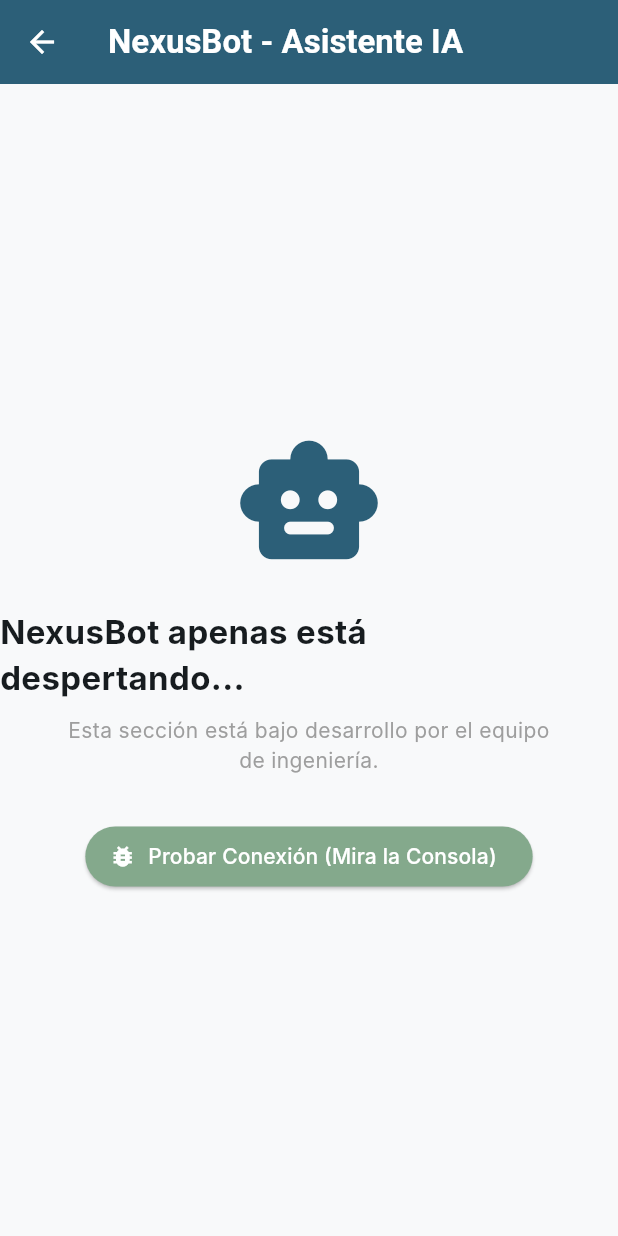
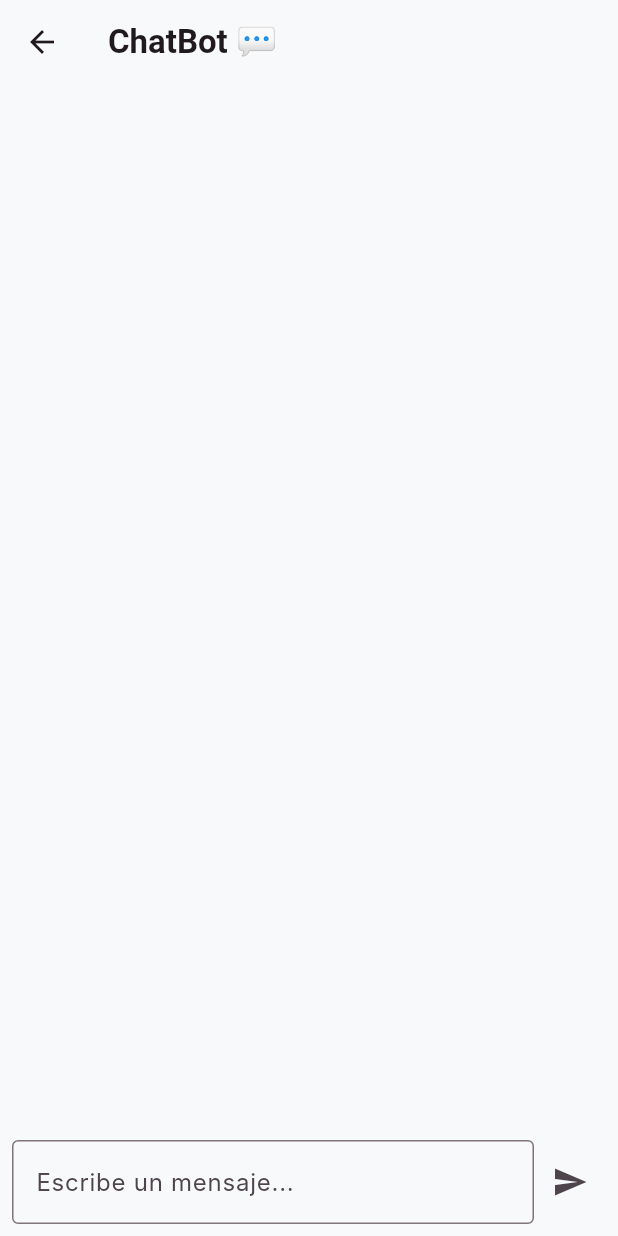
Before and after one commit to Verubio/Salud-Tec-Final, a Flutter app: the ChatBotScreen screen opened by its route, on a phone screen of 412 x 824 dp. Run offline on Flutter 3.47's test engine with Material 3 defaults, Android fonts, the phone set to English and light mode, and no system bars; Roboto replaces fonts that are missing (Inter, Montserrat).

Commit message:
Guardando mi avance antes de integrar cambios de Luis

```diff
--- a/lib/api_config.dart
+++ b/lib/api_config.dart
@@ -1,6 +1,6 @@
 class ApiConfig {
   // Solo cambias esta línea cuando lleguen a la casa de tu amigo
-  static const String baseUrl = "http://192.168.100.18:8000";
+  static const String baseUrl = "http://192.168.100.165:8000";
 
   // Rutas automáticas
   static const String loginUrl = "$baseUrl/login";
--- a/lib/main.dart
+++ b/lib/main.dart
@@ -23,8 +23,8 @@ class MyApp extends StatelessWidget {
         useMaterial3: true,
         // Aplicando la paleta "Serenidad y Confianza"
         colorScheme: ColorScheme.fromSeed(
-          seedColor: const Color(0xFF2C5F78),
-          primary: const Color(0xFF2C5F78),
+          seedColor: const Color.fromARGB(255, 221, 115, 203),
+          primary: const Color.fromARGB(255, 128, 200, 236),
           secondary: const Color(0xFF84A98C),
           surface: const Color(0xFFF8F9FA),
         ),
--- a/lib/screens/biblio_recu.dart
+++ b/lib/screens/biblio_recu.dart
@@ -11,7 +11,7 @@ class BiblioRecu extends StatelessWidget {
       {
         'titulo': 'Respiración',
         'icono': Icons.air,
-        'color': const Color(0xFFB5EAD7),
+        'color': const Color.fromARGB(255, 236, 150, 229),
         'descripcion': 'Ejercicios prácticos para el control fisiológico del estrés.',
         'secciones': <Map<String, String>>[
           {
--- a/lib/screens/chatbot.dart
+++ b/lib/screens/chatbot.dart
@@ -1,56 +1,105 @@
 import 'package:flutter/material.dart';
+import 'package:http/http.dart' as http;
+import 'dart:convert';
+import '../api_config.dart';
 
-class ChatBotScreen extends StatelessWidget {
+class ChatBotScreen extends StatefulWidget {
   const ChatBotScreen({super.key});
+
+  @override
+  _ChatBotScreenState createState() => _ChatBotScreenState();
+}
+
+class _ChatBotScreenState extends State<ChatBotScreen> {
+  final TextEditingController _controller = TextEditingController();
+  List<Map<String, String>> mensajes = [];
+
+  Future<void> enviarMensaje() async {
+    String texto = _controller.text;
+    if (texto.isEmpty) return;
+
+    setState(() {
+      mensajes.add({"role": "user", "text": texto});
+    });
+
+    _controller.clear();
+
+    try {
+      final response = await http.post(
+        Uri.parse('${ApiConfig.baseUrl}/chatbot'),
+        headers: {'Content-Type': 'application/json'},
+        body: jsonEncode({
+          "id_usuario": 1,
+          "mensaje": texto
+        }),
+      );
+
+      final data = jsonDecode(response.body);
+
+      setState(() {
+        // Si todo sale bien, toma el 'reply'. Si el backend mandó un error (ej. 500), toma el 'detail'
+        String respuestaBot = data['reply'] ?? "Error del servidor: ${data['detail'] ?? 'Desconocido'}";
+        mensajes.add({"role": "bot", "text": respuestaBot});
+      });
+    } catch (e) {
+      // Por si se cae el internet o el servidor de Python está apagado
+      setState(() {
+        mensajes.add({"role": "bot", "text": "Uy, no pude conectarme al servidor 🔌"});
+      });
+    }
+  }
 
   @override
   Widget build(BuildContext context) {
     return Scaffold(
-      appBar: AppBar(
-        title: const Text("NexusBot - Asistente IA"),
-        backgroundColor: const Color(0xFF2C5F78),
-        foregroundColor: Colors.white,
+      appBar: AppBar(title: const Text("ChatBot 💬")),
+      body: Column(
+        children: [
+          Expanded(
+            child: ListView.builder(
+              itemCount: mensajes.length,
+              itemBuilder: (context, index) {
+                final msg = mensajes[index];
+                return Align(
+                  alignment: msg["role"] == "user"
+                      ? Alignment.centerRight
+                      : Alignment.centerLeft,
+                  child: Container(
+                    margin: const EdgeInsets.all(8),
+                    padding: const EdgeInsets.all(10),
+                    decoration: BoxDecoration(
+                      color: msg["role"] == "user"
+                          ? Colors.blue[100]
+                          : Colors.grey[300],
+                      borderRadius: BorderRadius.circular(10),
                     ),
-      body: Center(
-        child: Column(
-          mainAxisAlignment: MainAxisAlignment.center,
-          children: [
-            // Icono de robot para que se vea pro
-            const Icon(
-              Icons.smart_toy_rounded,
-              size: 100,
-              color: Color(0xFF2C5F78),
+                    child: Text(msg["text"]!),
                   ),
-            const SizedBox(height: 20),
-            const Text(
-              "NexusBot apenas está despertando...",
-              style: TextStyle(fontSize: 22, fontWeight: FontWeight.bold),
-            ),
-            const SizedBox(height: 10),
-            const Padding(
-              padding: EdgeInsets.symmetric(horizontal: 40),
-              child: Text(
-                "Esta sección está bajo desarrollo por el equipo de ingeniería.",
-                textAlign: TextAlign.center,
-                style: TextStyle(color: Colors.grey),
+                );
+              },
             ),
           ),
-            const SizedBox(height: 30),
-
-            // BOTÓN DE PRUEBA
-            ElevatedButton.icon(
-              onPressed: () {
-                print("✅ [DEBUG]: Navegación exitosa a ChatBotScreen");
-              },
-              icon: const Icon(Icons.bug_report),
-              label: const Text("Probar Conexión (Mira la Consola)"),
-              style: ElevatedButton.styleFrom(
-                backgroundColor: const Color(0xFF84A98C),
-                foregroundColor: Colors.white,
+          Padding(
+            padding: const EdgeInsets.all(8),
+            child: Row(
+              children: [
+                Expanded(
+                  child: TextField(
+                    controller: _controller,
+                    decoration: const InputDecoration(
+                      hintText: "Escribe un mensaje...",
+                      border: OutlineInputBorder(),
                     ),
                   ),
+                ),
+                IconButton(
+                  icon: const Icon(Icons.send),
+                  onPressed: enviarMensaje,
+                )
               ],
             ),
+          )
+        ],
       ),
     );
   }
```
Also changed, not shown: 2 other files. Lines whose indentation alone changed are shown as unchanged.
